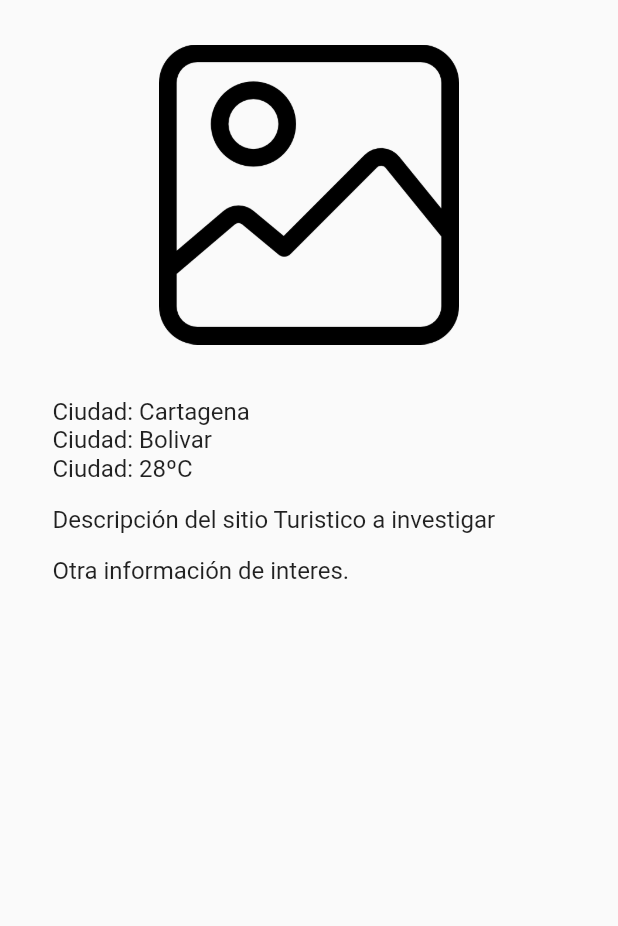
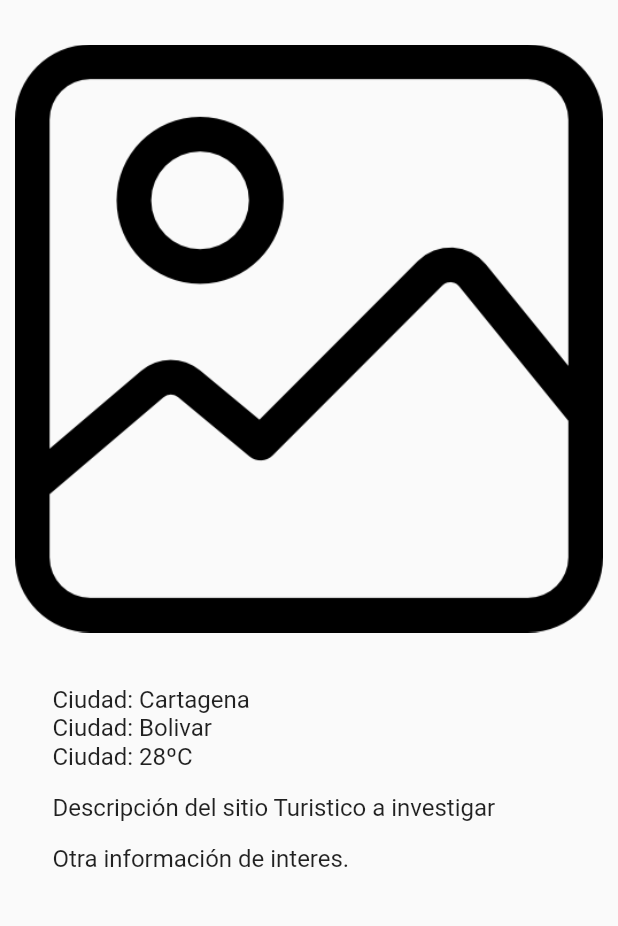
Before and after one commit to SmarTeam22/TravesiaColombia, a Flutter app: the TuristicoPOIPage screen opened directly, on a phone screen of 412 x 824 dp, the part 167-1093 px from its top. Run offline on Flutter 3.47's test engine with Material 2 defaults, Android fonts, the light colour scheme and no system bars.

Commit message:
Se agrega modificaciones restantes

```diff
--- a/lib/pages/turistico_poi.dart
+++ b/lib/pages/turistico_poi.dart
@@ -30,8 +30,7 @@ class TuristicoPOIPage extends StatelessWidget {
                   ),
                   Image(
                     image: AssetImage("assets/images/img.png"),
-                    width: 200,
-                    height: 200,
+
                   ),
                   SizedBox(
                     height: 35,
```
